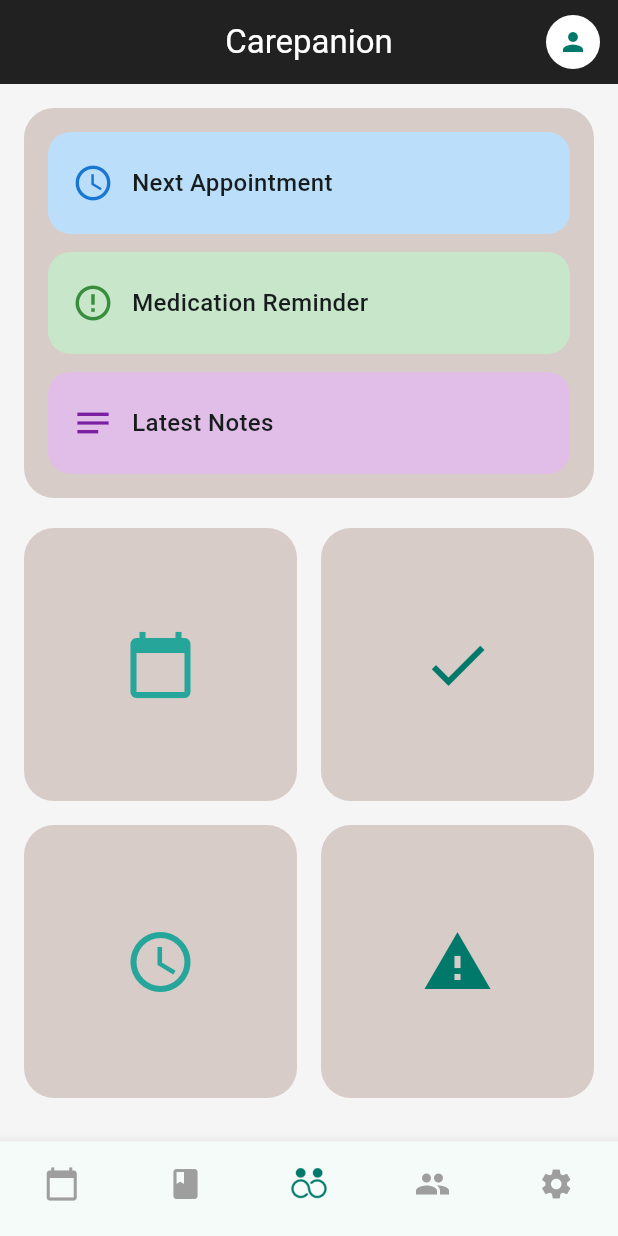
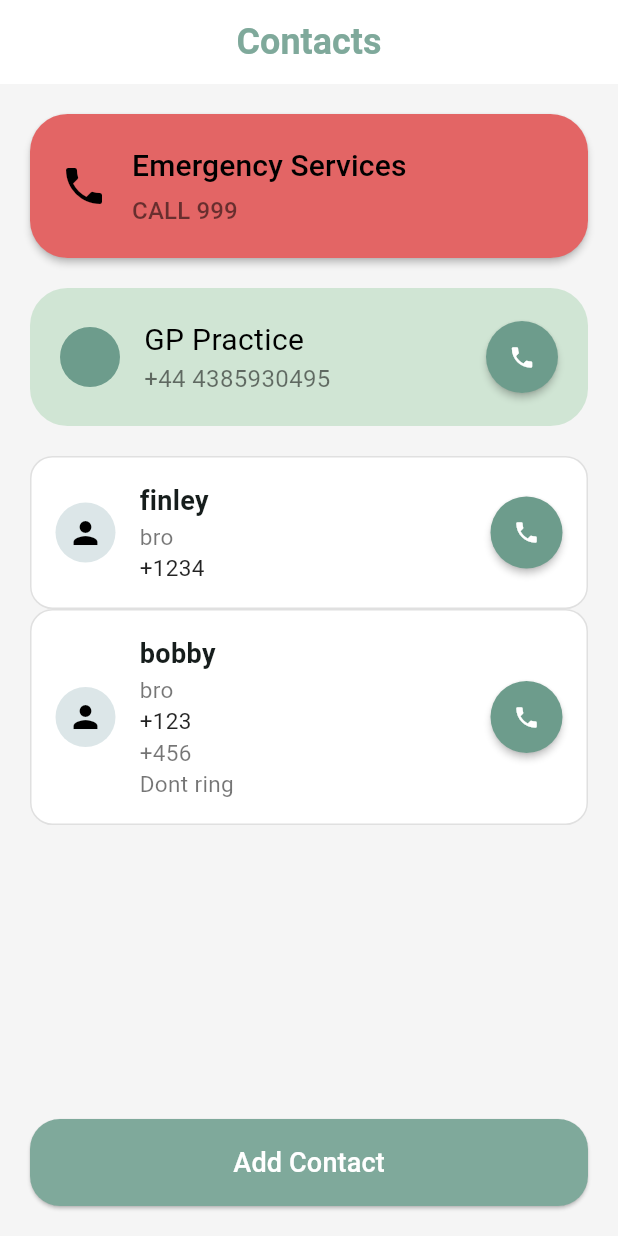
Before and after one commit to FinleyConway/prototype_project, a Flutter app: the screen it shows after launch, on a phone screen of 412 x 824 dp. Run offline on Flutter 3.47's test engine with Material 3 defaults, Android fonts, the light colour scheme and no system bars; our stand-ins replace sqflite_common_ffi, table_calendar; missing offline and left inert: window_size; accounts and stored records are empty.

Commit message:
Implemented the first iteration of the contacts page

```diff
--- a/lib/main.dart
+++ b/lib/main.dart
@@ -1,6 +1,7 @@
 import 'dart:io';
 
 import 'package:flutter/material.dart';
+import 'package:prototype_project/pages/contact_page.dart';
 import 'package:window_size/window_size.dart';
 
 import 'pages/home_page.dart';
@@ -47,7 +48,7 @@ class MyApp extends StatelessWidget {
         // tested with just a hot reload.
         colorScheme: ColorScheme.fromSeed(seedColor: Colors.teal),
       ),
-      home: const HomePage(),
+      home: const MyContactPage(),
     );
   }
 }
--- /dev/null
+++ b/lib/pages/contact_page.dart
@@ -0,0 +1,288 @@
+import 'package:flutter/material.dart';
+
+class MyContactPage extends StatefulWidget {
+  const MyContactPage({super.key});
+
+  @override
+  State<MyContactPage> createState() => _MyContactPageState();
+}
+
+// temp until pull request is made
+class Contact {
+  final String name;
+  final String relation;
+  final String phoneNumber;
+  final String secondaryPhoneNumber;
+  final String notes;
+
+  Contact({
+    required this.name,
+    required this.relation,
+    required this.phoneNumber,
+    required this.secondaryPhoneNumber,
+    required this.notes,
+  });
+}
+
+class _MyContactPageState extends State<MyContactPage> {
+  List<Contact> _contacts = [];
+  bool _loading = true;
+
+  @override
+  void initState() {
+    super.initState();
+
+    _loadContacts();
+  }
+
+  @override
+  Widget build(BuildContext context) {
+    _loadContacts();
+
+    if (_loading) {
+      return const Scaffold(body: Center(child: CircularProgressIndicator()));
+    }
+
+    return Scaffold(
+      backgroundColor: const Color(0xFFF5F5F5),
+      appBar: _createAppBar(),
+      body: Padding(
+        padding: const EdgeInsets.all(20),
+        child: Column(
+          crossAxisAlignment: CrossAxisAlignment.start,
+          children: [
+            _createFakeEmergencyButton(),
+            const SizedBox(height: 20),
+            _createFakeGPButton(),
+            const SizedBox(height: 20),
+            _createFakeContactButtons(),
+            const SizedBox(height: 20),
+            _createContactButton(),
+          ],
+        ),
+      ),
+    );
+  }
+
+  AppBar _createAppBar() {
+    return AppBar(
+      backgroundColor: Colors.white,
+      elevation: 0,
+      automaticallyImplyLeading: false, // Hide back button
+      title: const Text(
+        "Contacts",
+        style: TextStyle(
+          color: Color(0xFF7FA99B),
+          fontSize: 24,
+          fontWeight: FontWeight.w600,
+        ),
+      ),
+      centerTitle: true,
+    );
+  }
+
+  Widget _createFakeEmergencyButton() {
+    return SizedBox(
+      width: double.infinity,
+      child: ElevatedButton(
+        // to fake the button press
+        onPressed: () {},
+        style: ElevatedButton.styleFrom(
+          backgroundColor: const Color(0xFFE36565),
+          padding: const EdgeInsets.all(20),
+          shape: RoundedRectangleBorder(
+            borderRadius: BorderRadius.circular(25),
+          ),
+          elevation: 2,
+        ),
+        child: Row(
+          children: [
+            const Icon(Icons.phone, color: Colors.black, size: 32),
+            const SizedBox(width: 16),
+            Column(
+              crossAxisAlignment: CrossAxisAlignment.start,
+              children: const [
+                Text(
+                  "Emergency Services",
+                  style: TextStyle(fontSize: 20, color: Colors.black),
+                ),
+                SizedBox(height: 4),
+                Text(
+                  "CALL 999",
+                  style: TextStyle(fontSize: 16, color: Colors.black54),
+                ),
+              ],
+            ),
+          ],
+        ),
+      ),
+    );
+  }
+
+  Widget _createFakeGPButton() {
+    return Container(
+      padding: const EdgeInsets.all(20),
+      decoration: BoxDecoration(
+        color: const Color(0xFFD0E5D4),
+        borderRadius: BorderRadius.circular(25),
+      ),
+      child: Row(
+        children: [
+          const CircleAvatar(backgroundColor: Color(0xFF6D9C8C)),
+          const SizedBox(width: 16),
+          Column(
+            crossAxisAlignment: CrossAxisAlignment.start,
+            children: const [
+              Text(
+                "GP Practice",
+                style: TextStyle(fontSize: 20, color: Colors.black),
+              ),
+              Text(
+                "+44 4385930495",
+                style: TextStyle(fontSize: 16, color: Colors.black54),
+              ),
+            ],
+          ),
+          const Spacer(),
+          SizedBox(
+            width: 48,
+            height: 48,
+            // to fake the button press
+            child: ElevatedButton(
+              onPressed: () {},
+              style: ElevatedButton.styleFrom(
+                shape: const CircleBorder(),
+                backgroundColor: const Color(0xFF6D9C8C),
+                padding: EdgeInsets.zero,
+                elevation: 2,
+              ),
+              child: const Icon(Icons.phone, color: Colors.white),
+            ),
+          ),
+        ],
+      ),
+    );
+  }
+
+  Widget _createFakeContactButtons() {
+    return Expanded(
+      child: ListView(
+        children: [
+          for (final Contact contact in _contacts) _createContact(contact),
+        ],
+      ),
+    );
+  }
+
+  Widget _createContact(Contact contact) {
+    return Container(
+      padding: const EdgeInsets.all(16),
+      decoration: BoxDecoration(
+        color: Colors.white,
+        borderRadius: BorderRadius.circular(15),
+        border: Border.all(color: Colors.black12),
+      ),
+      child: Row(
+        children: [
+          const CircleAvatar(
+            backgroundColor: Color(0xFFDCE6E8),
+            child: Icon(Icons.person, color: Colors.black),
+          ),
+          const SizedBox(width: 16),
+          Expanded(
+            child: Column(
+              crossAxisAlignment: CrossAxisAlignment.start,
+              children: [
+                Text(
+                  contact.name,
+                  style: const TextStyle(
+                    fontSize: 18,
+                    fontWeight: FontWeight.bold,
+                  ),
+                ),
+                // add contact information
+                Text(
+                  contact.relation,
+                  style: const TextStyle(fontSize: 15, color: Colors.black54),
+                ),
+                Text(
+                  contact.phoneNumber,
+                  style: const TextStyle(fontSize: 15, color: Colors.black87),
+                ),
+                if (contact.secondaryPhoneNumber.isNotEmpty)
+                  Text(
+                    contact.secondaryPhoneNumber,
+                    style: const TextStyle(fontSize: 15, color: Colors.black54),
+                  ),
+                if (contact.notes.isNotEmpty)
+                  Text(
+                    contact.notes,
+                    style: const TextStyle(fontSize: 15, color: Colors.black54),
+                  ),
+              ],
+            ),
+          ),
+          SizedBox(
+            width: 48,
+            height: 48,
+            // handle "call"
+            child: ElevatedButton(
+              onPressed: () {},
+              style: ElevatedButton.styleFrom(
+                shape: const CircleBorder(),
+                backgroundColor: const Color(0xFF6D9C8C),
+                padding: EdgeInsets.zero,
+                elevation: 2,
+              ),
+              child: const Icon(Icons.phone, color: Colors.white),
+            ),
+          ),
+        ],
+      ),
+    );
+  }
+
+  SizedBox _createContactButton() {
+    return SizedBox(
+      width: double.infinity,
+      child: ElevatedButton(
+        onPressed: () {}, // TODO: go to create contact page
+        style: ElevatedButton.styleFrom(
+          padding: const EdgeInsets.symmetric(vertical: 16),
+          shape: RoundedRectangleBorder(
+            borderRadius: BorderRadius.circular(20),
+          ),
+          backgroundColor: Color(0xFF7FA99B),
+        ),
+        child: const Text(
+          "Add Contact",
+          style: TextStyle(fontSize: 18, color: Colors.white),
+        ),
+      ),
+    );
+  }
+
+  void _loadContacts() async {
+    final List<Contact> contacts = [
+      Contact(
+        name: "finley",
+        relation: "bro",
+        phoneNumber: "+1234",
+        secondaryPhoneNumber: "",
+        notes: "",
+      ),
+      Contact(
+        name: "bobby",
+        relation: "bro",
+        phoneNumber: "+123",
+        secondaryPhoneNumber: "+456",
+        notes: "Dont ring",
+      )
+    ];
+
+    setState(() {
+      _contacts = contacts;
+      _loading = false;
+    });
+  }
+}
```
